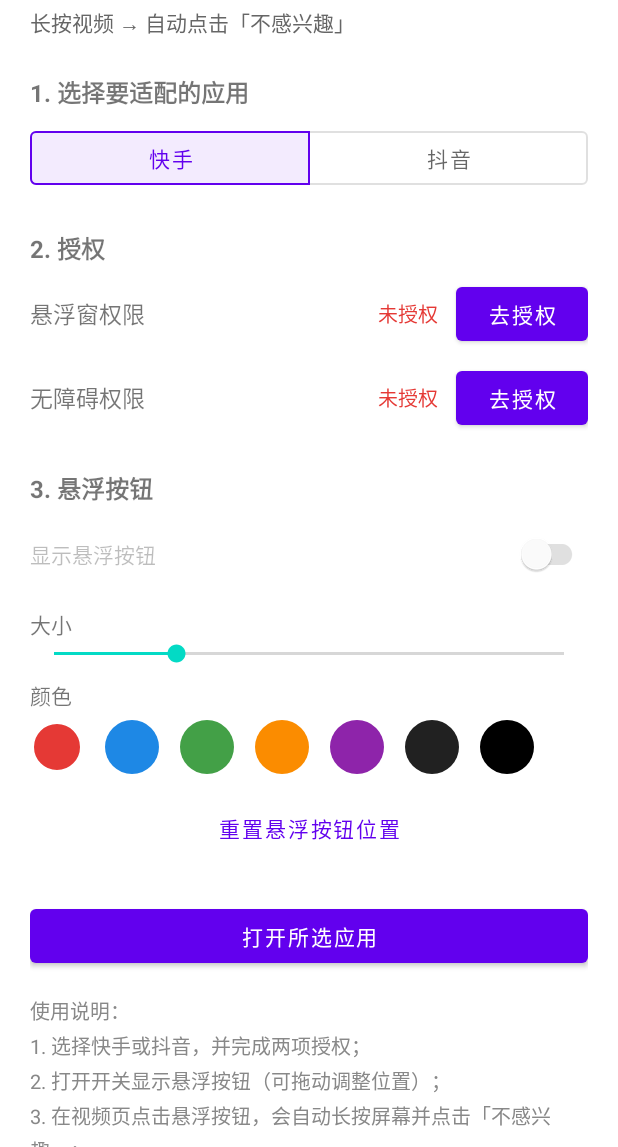
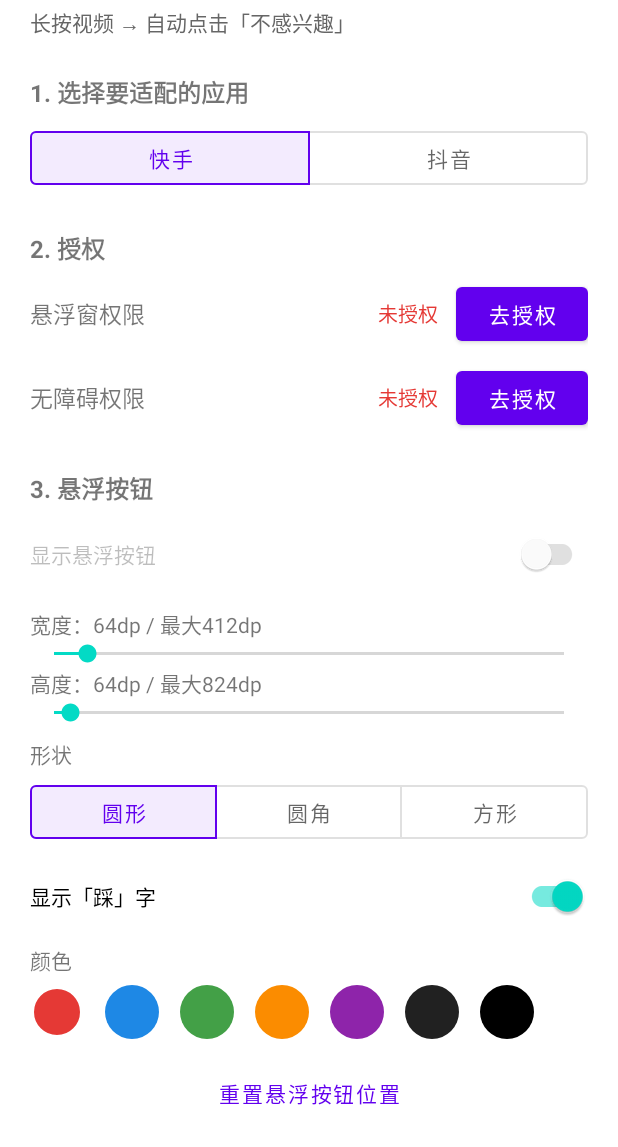
Before and after one commit to maomaozaida/Auto_Click_Dislike, an Android app: the screen it shows after launch (MainActivity), on a phone screen of 412 x 824 dp, the part 89-1236 px from its top. Run offline under Robolectric (Android 15) with nearby library versions, the phone set to English and light mode, and no system bars.

Commit message:
v0.3.0：悬浮按钮全面自定义 + 拖动优化
- 宽高独立滑条：40dp ~ 屏幕宽/高（dp），拉满平齐屏幕，
  旧版统一大小自动迁移为默认值
- 形状切换：圆形 / 圆角矩形（16dp）/ 方形
- 文字开关：可隐藏「踩」字（纯色按钮）
- 拖动优化：16ms 帧率节流合并 updateViewLayout、
  位置无变化跳过更新、UP 时最终位置落地保存
- gradle.properties 加 preferIPv4Stack 缓解 daemon UDP 绑定问题

```diff
--- a/app/build.gradle.kts
+++ b/app/build.gradle.kts
@@ -11,8 +11,8 @@ android {
         applicationId = "com.example.autoclickdislike"
         minSdk = 24
         targetSdk = 36
-        versionCode = 13
-        versionName = "0.2.1"
+        versionCode = 14
+        versionName = "0.3.0"
 
         testInstrumentationRunner = "androidx.test.runner.AndroidJUnitRunner"
     }
--- a/app/src/main/java/com/example/autoclickdislike/MainActivity.kt
+++ b/app/src/main/java/com/example/autoclickdislike/MainActivity.kt
@@ -41,9 +41,18 @@ class MainActivity : AppCompatActivity() {
     private lateinit var btnOverlay: Button
     private lateinit var btnA11y: Button
     private lateinit var switchShow: SwitchMaterial
-    private lateinit var seekSize: SeekBar
+    private lateinit var seekWidth: SeekBar
+    private lateinit var seekHeight: SeekBar
+    private lateinit var tvWidthLabel: TextView
+    private lateinit var tvHeightLabel: TextView
+    private lateinit var toggleShape: MaterialButtonToggleGroup
+    private lateinit var switchText: SwitchMaterial
     private lateinit var colorRow: LinearLayout
     private lateinit var btnLaunch: Button
+
+    // 屏幕尺寸（dp），滑条拉满即平齐屏幕
+    private var screenWidthDp = 0
+    private var screenHeightDp = 0
 
     override fun onCreate(savedInstanceState: Bundle?) {
         super.onCreate(savedInstanceState)
@@ -76,7 +85,12 @@ class MainActivity : AppCompatActivity() {
         btnOverlay = findViewById(R.id.btnOverlay)
         btnA11y = findViewById(R.id.btnA11y)
         switchShow = findViewById(R.id.switchShow)
-        seekSize = findViewById(R.id.seekSize)
+        seekWidth = findViewById(R.id.seekWidth)
+        seekHeight = findViewById(R.id.seekHeight)
+        tvWidthLabel = findViewById(R.id.tvWidthLabel)
+        tvHeightLabel = findViewById(R.id.tvHeightLabel)
+        toggleShape = findViewById(R.id.toggleShape)
+        switchText = findViewById(R.id.switchText)
         colorRow = findViewById(R.id.colorRow)
         btnLaunch = findViewById(R.id.btnLaunch)
 
@@ -118,19 +132,48 @@ class MainActivity : AppCompatActivity() {
             }
         }
 
-        // 大小：进度 0-100 对应 40-140dp
-        val savedSize = prefs.getInt(FloatingAccessibilityService.KEY_SIZE_DP, DEFAULT_SIZE_DP)
-        seekSize.progress = savedSize - 40
-        seekSize.setOnSeekBarChangeListener(object : SeekBar.OnSeekBarChangeListener {
+        // 宽高：40dp ~ 屏幕宽/高（dp），拉满平齐屏幕；旧版统一大小作为默认值迁移
+        val dm = resources.displayMetrics
+        screenWidthDp = (dm.widthPixels / dm.density).toInt()
+        screenHeightDp = (dm.heightPixels / dm.density).toInt()
+        val legacy = prefs.getInt(FloatingAccessibilityService.KEY_SIZE_DP, DEFAULT_SIZE_DP)
+        val savedW = prefs.getInt(FloatingAccessibilityService.KEY_WIDTH_DP, legacy)
+            .coerceIn(40, screenWidthDp)
+        val savedH = prefs.getInt(FloatingAccessibilityService.KEY_HEIGHT_DP, legacy)
+            .coerceIn(40, screenHeightDp)
+        seekWidth.max = (screenWidthDp - 40).coerceAtLeast(1)
+        seekHeight.max = (screenHeightDp - 40).coerceAtLeast(1)
+        seekWidth.progress = savedW - 40
+        seekHeight.progress = savedH - 40
+        tvWidthLabel.text = "宽度：${savedW}dp / 最大${screenWidthDp}dp"
+        tvHeightLabel.text = "高度：${savedH}dp / 最大${screenHeightDp}dp"
+
+        toggleShape.check(
+            when (prefs.getInt(FloatingAccessibilityService.KEY_SHAPE, 0)) {
+                1 -> R.id.btnShapeRound
+                2 -> R.id.btnShapeRect
+                else -> R.id.btnShapeCircle
+            }
+        )
+        toggleShape.addOnButtonCheckedListener { _, _, isChecked ->
+            if (isChecked) pushConfig()
+        }
+        switchText.isChecked = prefs.getBoolean(FloatingAccessibilityService.KEY_SHOW_TEXT, true)
+        switchText.setOnCheckedChangeListener { _, _ -> pushConfig() }
+
+        val seekListener = object : SeekBar.OnSeekBarChangeListener {
             override fun onProgressChanged(sb: SeekBar?, progress: Int, fromUser: Boolean) {
-                val sizeDp = 40 + progress
-                prefs.edit().putInt(FloatingAccessibilityService.KEY_SIZE_DP, sizeDp).apply()
-                FloatingAccessibilityService.instance?.applyConfig(sizeDp, currentColor())
+                if (!fromUser) return
+                if (sb === seekWidth) tvWidthLabel.text = "宽度：${progress + 40}dp / 最大${screenWidthDp}dp"
+                else tvHeightLabel.text = "高度：${progress + 40}dp / 最大${screenHeightDp}dp"
+                pushConfig()
             }
 
             override fun onStartTrackingTouch(sb: SeekBar?) {}
             override fun onStopTrackingTouch(sb: SeekBar?) {}
-        })
+        }
+        seekWidth.setOnSeekBarChangeListener(seekListener)
+        seekHeight.setOnSeekBarChangeListener(seekListener)
 
         buildColorRow()
 
@@ -161,6 +204,25 @@ class MainActivity : AppCompatActivity() {
 
     private fun currentColor(): Int = prefs.getInt(FloatingAccessibilityService.KEY_COLOR, DEFAULT_COLOR)
 
+    /** 统一写配置并实时应用到悬浮窗 */
+    private fun pushConfig() {
+        val w = seekWidth.progress + 40
+        val h = seekHeight.progress + 40
+        val shape = when (toggleShape.checkedButtonId) {
+            R.id.btnShapeRound -> 1
+            R.id.btnShapeRect -> 2
+            else -> 0
+        }
+        val showText = switchText.isChecked
+        prefs.edit()
+            .putInt(FloatingAccessibilityService.KEY_WIDTH_DP, w)
+            .putInt(FloatingAccessibilityService.KEY_HEIGHT_DP, h)
+            .putInt(FloatingAccessibilityService.KEY_SHAPE, shape)
+            .putBoolean(FloatingAccessibilityService.KEY_SHOW_TEXT, showText)
+            .apply()
+        FloatingAccessibilityService.instance?.applyConfig(w, h, currentColor(), shape, showText)
+    }
+
     private fun buildColorRow() {
         colorRow.removeAllViews()
         val selected = currentColor()
@@ -180,14 +242,12 @@ class MainActivity : AppCompatActivity() {
             }
             view.setOnClickListener {
                 prefs.edit().putInt(FloatingAccessibilityService.KEY_COLOR, color).apply()
-                FloatingAccessibilityService.instance?.applyConfig(currentSizeDp(), color)
+                pushConfig()
                 buildColorRow()
             }
             colorRow.addView(view)
         }
     }
-
-    private fun currentSizeDp(): Int = 40 + seekSize.progress
 
     private fun isAccessibilityEnabled(): Boolean {
         val am = getSystemService(Context.ACCESSIBILITY_SERVICE) as AccessibilityManager
--- a/app/src/main/res/layout/activity_main.xml
+++ b/app/src/main/res/layout/activity_main.xml
@@ -147,18 +147,76 @@
             android:text="显示悬浮按钮" />
 
         <TextView
+            android:id="@+id/tvWidthLabel"
             android:layout_width="wrap_content"
             android:layout_height="wrap_content"
             android:layout_marginTop="12dp"
-            android:text="大小"
+            android:text="宽度"
             android:textSize="14sp" />
 
         <SeekBar
-            android:id="@+id/seekSize"
+            android:id="@+id/seekWidth"
+            android:layout_width="match_parent"
+            android:layout_height="wrap_content" />
+
+        <TextView
+            android:id="@+id/tvHeightLabel"
+            android:layout_width="wrap_content"
+            android:layout_height="wrap_content"
+            android:text="高度"
+            android:textSize="14sp" />
+
+        <SeekBar
+            android:id="@+id/seekHeight"
+            android:layout_width="match_parent"
+            android:layout_height="wrap_content" />
+
+        <TextView
+            android:layout_width="wrap_content"
+            android:layout_height="wrap_content"
+            android:layout_marginTop="8dp"
+            android:text="形状"
+            android:textSize="14sp" />
+
+        <com.google.android.material.button.MaterialButtonToggleGroup
+            android:id="@+id/toggleShape"
             android:layout_width="match_parent"
             android:layout_height="wrap_content"
-            android:max="100"
-            android:progress="24" />
+            android:layout_marginTop="4dp"
+            app:selectionRequired="true"
+            app:singleSelection="true">
+
+            <com.google.android.material.button.MaterialButton
+                android:id="@+id/btnShapeCircle"
+                style="?attr/materialButtonOutlinedStyle"
+                android:layout_width="0dp"
+                android:layout_height="wrap_content"
+                android:layout_weight="1"
+                android:text="圆形" />
+
+            <com.google.android.material.button.MaterialButton
+                android:id="@+id/btnShapeRound"
+                style="?attr/materialButtonOutlinedStyle"
+                android:layout_width="0dp"
+                android:layout_height="wrap_content"
+                android:layout_weight="1"
+                android:text="圆角" />
+
+            <com.google.android.material.button.MaterialButton
+                android:id="@+id/btnShapeRect"
+                style="?attr/materialButtonOutlinedStyle"
+                android:layout_width="0dp"
+                android:layout_height="wrap_content"
+                android:layout_weight="1"
+                android:text="方形" />
+        </com.google.android.material.button.MaterialButtonToggleGroup>
+
+        <com.google.android.material.switchmaterial.SwitchMaterial
+            android:id="@+id/switchText"
+            android:layout_width="match_parent"
+            android:layout_height="wrap_content"
+            android:layout_marginTop="8dp"
+            android:text="显示「踩」字" />
 
         <TextView
             android:layout_width="wrap_content"
--- a/gradle.properties
+++ b/gradle.properties
@@ -6,7 +6,7 @@
 # http://www.gradle.org/docs/current/userguide/build_environment.html
 # Specifies the JVM arguments used for the daemon process.
 # The setting is particularly useful for tweaking memory settings.
-org.gradle.jvmargs=-Xmx2048m -Dfile.encoding=UTF-8
+org.gradle.jvmargs=-Xmx2048m -Dfile.encoding=UTF-8 -Djava.net.preferIPv4Stack=true
 # When configured, Gradle will run in incubating parallel mode.
 # This option should only be used with decoupled projects. For more details, visit
 # https://developer.android.com/r/tools/gradle-multi-project-decoupled-projects
```
Also changed, not shown: app/src/main/java/com/example/autoclickdislike/FloatingAccessibilityService.kt (+98 -29 lines).
